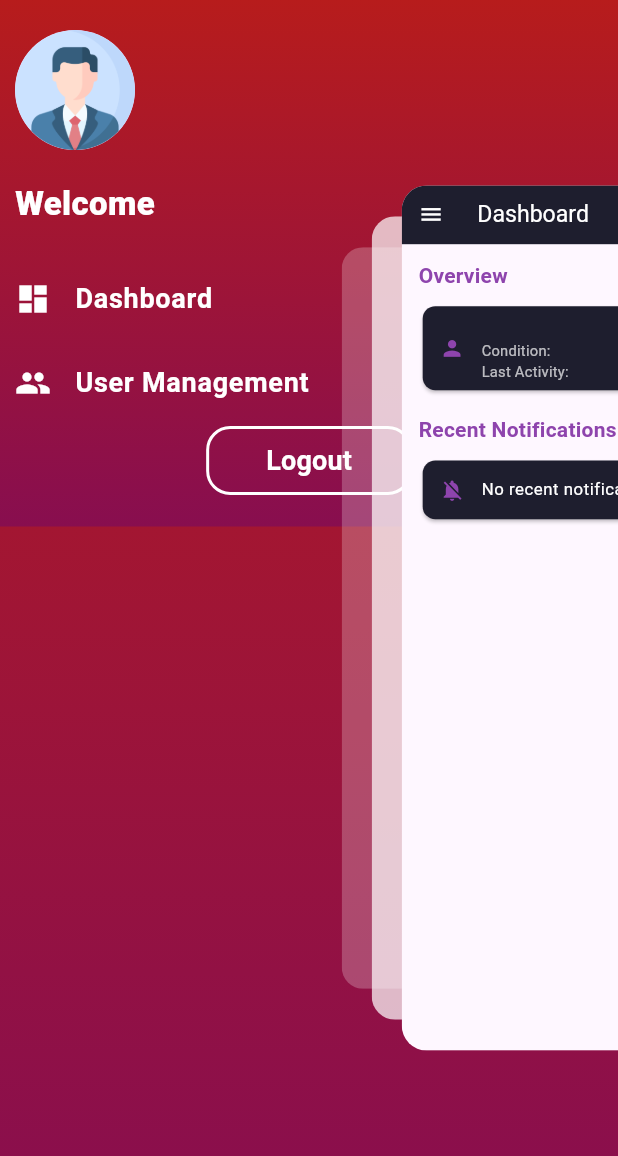
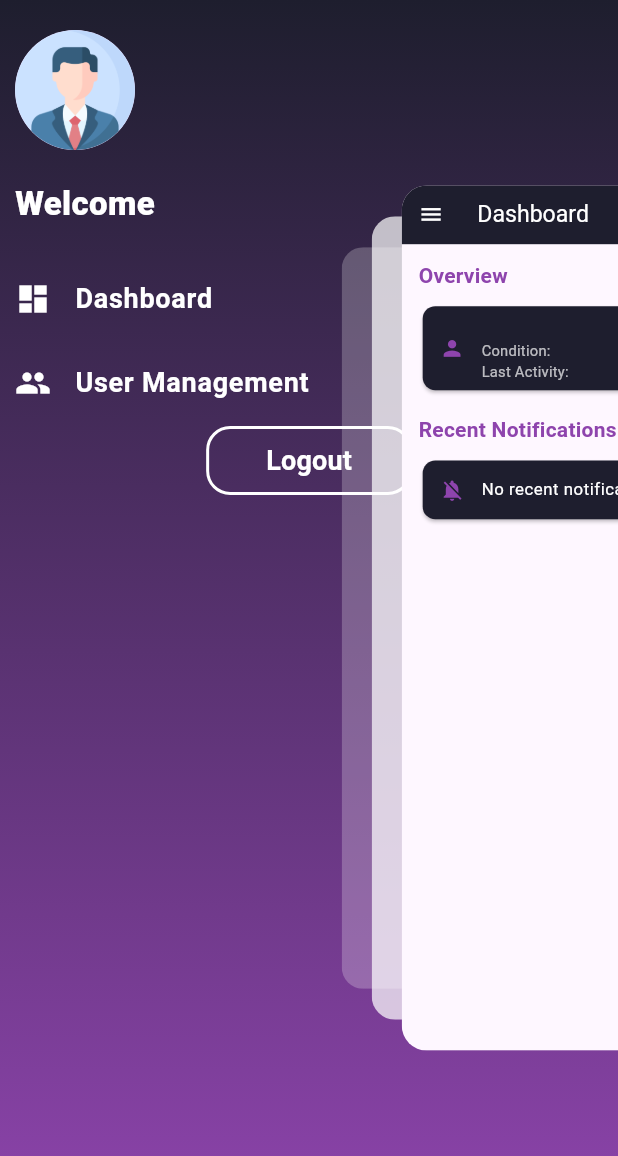
Before and after one commit to janindu333/caregiver-mobile, a Flutter app: the CaregiverDashboardPage screen opened by its route, after a tap on the "menu" icon, on a phone screen of 412 x 824 dp. Shown: the top 1156 px of the screen. Run offline on Flutter 3.47's test engine with Material 3 defaults, Android fonts, the light colour scheme and no system bars; drawn by our look-alikes of flutter_zoom_drawer; our stand-ins replace cloud_firestore, firebase_auth, firebase_core, firebase_messaging, flutter_local_notifications; accounts and stored records are empty.

Commit message:
added color changes for all the screens

```diff
--- a/lib/features/caregiver/presentation/pages/caregiver_dashboard_page.dart
+++ b/lib/features/caregiver/presentation/pages/caregiver_dashboard_page.dart
@@ -20,8 +20,7 @@ class _CaregiverDashboardPageState extends State<CaregiverDashboardPage> {
   Widget _getScreen(String page) {
     switch (page) {
       case 'User Management':
-
-           return UserManagementPage(
+        return UserManagementPage(
           onMenuPressed: () {
             _drawerController.toggle?.call();
           },
@@ -45,8 +44,8 @@ class _CaregiverDashboardPageState extends State<CaregiverDashboardPage> {
       decoration: BoxDecoration(
         gradient: LinearGradient(
           colors: [
-            Color(0xFFb71c1c),
-            Color(0xFF880e4f),
+            Color(0xFF1E1E2E), // Darker shade for top
+            Color(0xFF8E44AD), // Lighter purple shade for bottom
           ],
           begin: Alignment.topCenter,
           end: Alignment.bottomCenter,
--- a/lib/menu_screen.dart
+++ b/lib/menu_screen.dart
@@ -1,5 +1,4 @@
 import 'dart:io';
-
 import 'package:caregiver/features/auth/data/data_sources/auth_service.dart';
 import 'package:caregiver/features/auth/presentation/pages/login_page.dart';
 import 'package:flutter/foundation.dart';
@@ -29,19 +28,8 @@ class MenuScreen extends StatelessWidget {
             : iosStyle;
 
     return Scaffold(
-      backgroundColor: Colors.transparent,
-      body: Container(
-        decoration: BoxDecoration(
-          gradient: LinearGradient(
-            colors: [
-              Color(0xFFb71c1c),
-              Color(0xFF880e4f),
-            ],
-            begin: Alignment.topCenter,
-            end: Alignment.bottomCenter,
-          ),
-        ),
-        child: SafeArea(
+      backgroundColor: Colors.transparent, // Make the background transparent
+      body: SafeArea(
         child: SingleChildScrollView(
           child: Padding(
             padding: const EdgeInsets.symmetric(
@@ -74,7 +62,6 @@ class MenuScreen extends StatelessWidget {
                   },
                 ),
 
-
                 // User Management
                 ListTile(
                   contentPadding: EdgeInsets.only(left: 0.0),
@@ -87,19 +74,6 @@ class MenuScreen extends StatelessWidget {
                     onMenuItemSelected('User Management');
                   },
                 ),
-
-                  // Profile Management
-                  // ListTile(
-                  //   contentPadding: EdgeInsets.only(left: 0.0),
-                  //   leading: Icon(Icons.person, color: Colors.white),
-                  //   title: Text(
-                  //     "Profile Management",
-                  //     style: style,
-                  //   ),
-                  //   onTap: () {
-                  //     onMenuItemSelected('Profile Management');
-                  //   },
-                  // ),
 
                 // Logout Button
                 Center(
@@ -131,7 +105,6 @@ class MenuScreen extends StatelessWidget {
           ),
         ),
       ),
-      ),
     );
   }
 }
```
Lines whose indentation alone changed are shown as unchanged.
